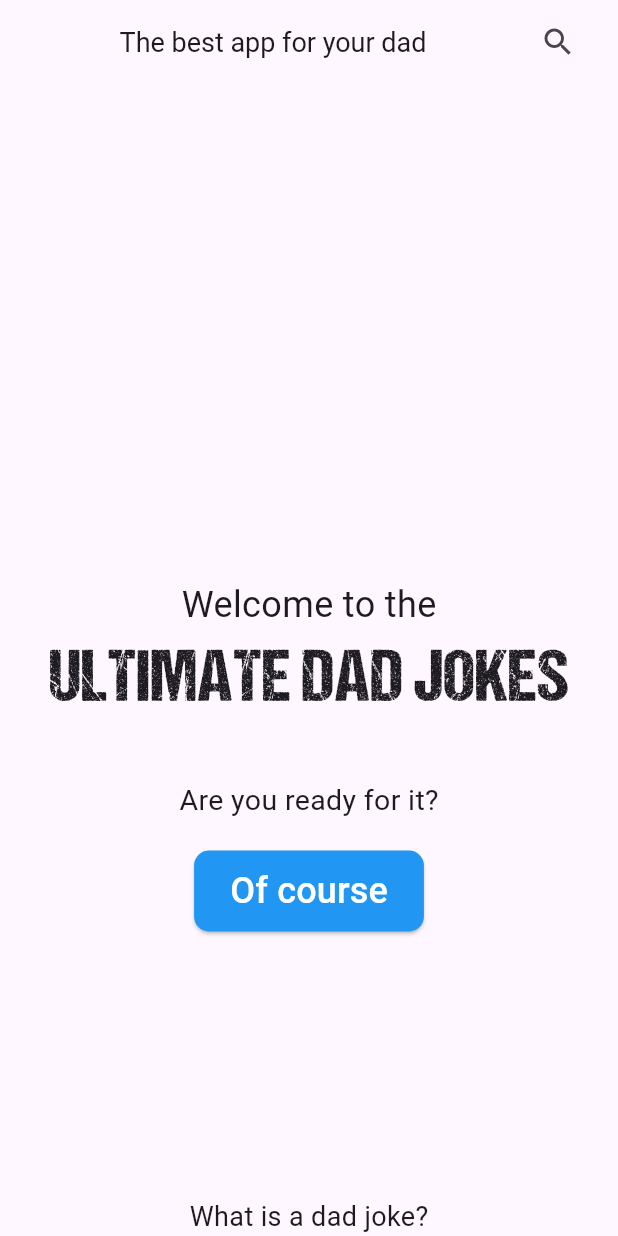
After one commit to ju-lienz/dad-jokes-app, a Flutter app: the screen it shows after launch, on a phone screen of 412 x 824 dp. The commit adds this screen. Run offline on Flutter 3.47's test engine with Material 3 defaults, Android fonts, the phone set to English and light mode, and no system bars.

Commit message:
refactor the main title into its own widget

```diff
--- /dev/null
+++ b/lib/presentation/widgets/main_title.dart
@@ -0,0 +1,26 @@
+import 'package:flutter/material.dart';
+
+class MainTitle extends StatelessWidget {
+  const MainTitle({super.key});
+
+  @override
+  Widget build(BuildContext context) {
+    return const Column(children: [
+      SizedBox(height: 330),
+      Text(
+        "Welcome to the",
+        style: TextStyle(fontSize: 24),
+      ),
+      Text(
+        "ULTIMATE DAD JOKES",
+        style: TextStyle(fontSize: 49, fontFamily: 'DCCAsh'),
+      ),
+      SizedBox(height: 30),
+      Text(
+        "Are you ready for it?",
+        style: TextStyle(fontSize: 19),
+      ),
+      SizedBox(height: 20),
+    ]);
+  }
+}
```
Also changed, not shown: lib/presentation/widgets/welcome_widget.dart (+2 -17 lines), lib/presentation/widgets/show_popup.dart (renamed from lib/presentation/widgets/_showPopUp.dart).
